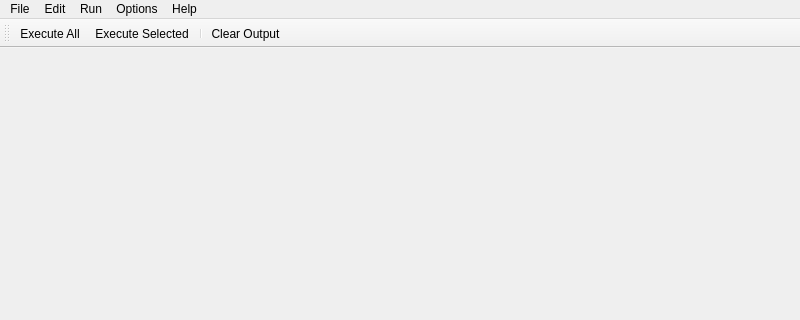
Above: pw_multiScriptEditor/widgets/scriptEditor.ui from paulwinex/pw_MultiScriptEditor before the change; both pictures show x 0 to 800 and y 0 to 320 of the 800 by 609 pixel window. Below: the same form after it.
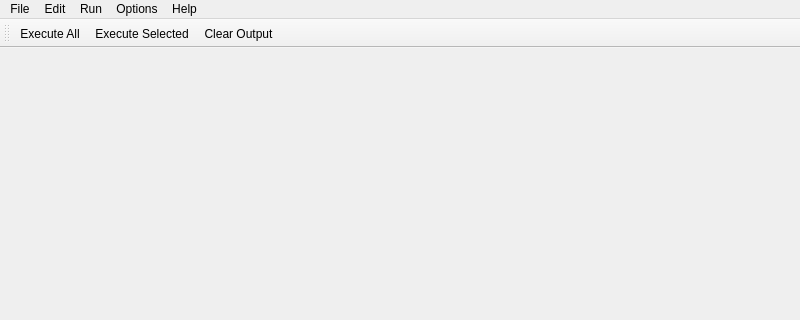
That is the form after the change.

Commit message: Replace button to ToolBar. Fix button for OS X

Diff of the .ui file:
```diff
--- a/pw_multiScriptEditor/widgets/scriptEditor.ui
+++ b/pw_multiScriptEditor/widgets/scriptEditor.ui
@@ -152,7 +152,6 @@
    </attribute>
    <addaction name="execAll_act"/>
    <addaction name="execSel_act"/>
-   <addaction name="separator"/>
    <addaction name="clearHistory_act"/>
   </widget>
   <action name="clearHistory_act">
```
